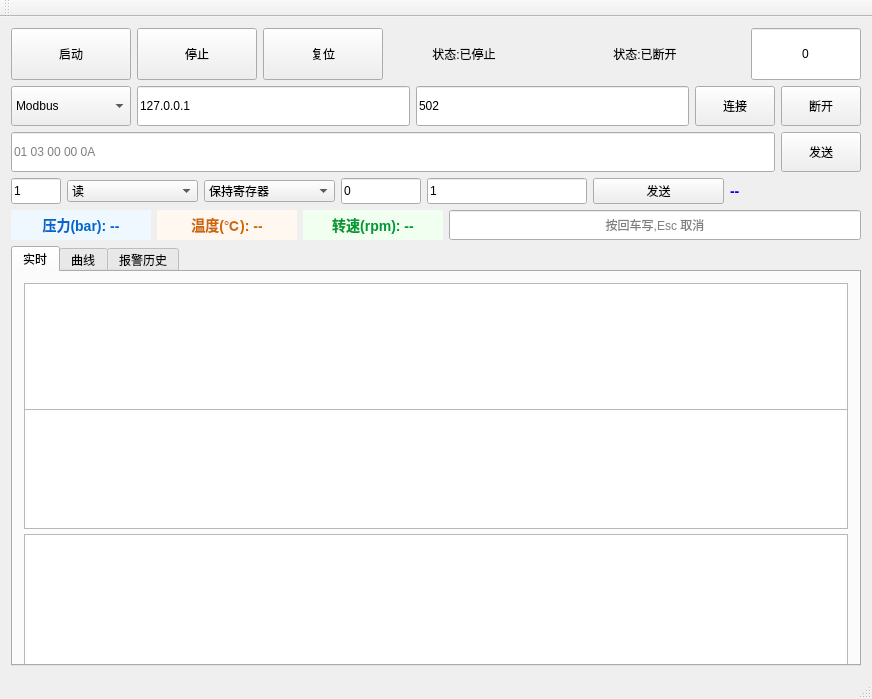
First picture: the form in hmi/hmi.ui, repository WQian886/HMI, before the edit.
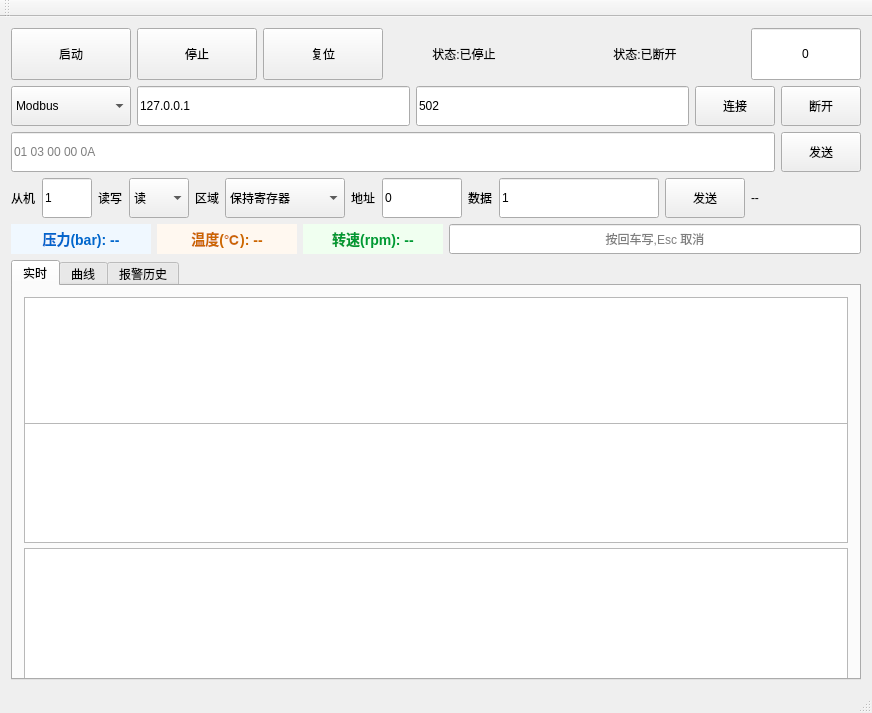
Second picture: the form after the edit.

Commit message: fix(ui): Modbus 调试行对齐 —— 一行七种高度是"看着拼凑"的全部原因

What changed in the file:
```diff
--- a/hmi/hmi.ui
+++ b/hmi/hmi.ui
@@ -222,42 +222,91 @@
     <item>
      <!-- 2026-07-07 重设计:阶段 2 第 4 练 — 通用 Modbus 发送面板 -->
      <layout class="QHBoxLayout" name="modbusLayout">
+      <item>
+       <widget class="QLabel" name="modbusSlaveLabel">
+        <property name="objectName"><string>fieldLabel</string></property>
+        <property name="text"><string>从机</string></property>
+       </widget>
+      </item>
       <item>
        <widget class="QLineEdit" name="modbusSlaveEdit">
         <property name="text"><string>1</string></property>
-        <property name="placeholderText"><string>从机</string></property>
+        <property name="placeholderText"><string>1-255</string></property>
+        <property name="minimumSize">
+         <size><width>50</width><height>40</height></size>
+        </property>
         <property name="maximumSize">
          <size><width>50</width><height>40</height></size>
         </property>
        </widget>
       </item>
+      <item>
+       <widget class="QLabel" name="modbusRwLabel">
+        <property name="objectName"><string>fieldLabel</string></property>
+        <property name="text"><string>读写</string></property>
+       </widget>
+      </item>
       <item>
        <widget class="QComboBox" name="modbusRwCombo">
+        <property name="minimumSize">
+         <size><width>60</width><height>40</height></size>
+        </property>
         <item><property name="text"><string>读</string></property></item>
         <item><property name="text"><string>写</string></property></item>
        </widget>
       </item>
+      <item>
+       <widget class="QLabel" name="modbusTypeLabel">
+        <property name="objectName"><string>fieldLabel</string></property>
+        <property name="text"><string>区域</string></property>
+       </widget>
+      </item>
       <item>
        <widget class="QComboBox" name="modbusTypeCombo">
+        <property name="minimumSize">
+         <size><width>120</width><height>40</height></size>
+        </property>
         <item><property name="text"><string>保持寄存器</string></property></item>
         <item><property name="text"><string>输入寄存器</string></property></item>
         <item><property name="text"><string>线圈</string></property></item>
         <item><property name="text"><string>离散输入</string></property></item>
        </widget>
       </item>
+      <item>
+       <widget class="QLabel" name="modbusAddrLabel">
+        <property name="objectName"><string>fieldLabel</string></property>
+        <property name="text"><string>地址</string></property>
+       </widget>
+      </item>
       <item>
        <widget class="QLineEdit" name="modbusAddrEdit">
         <property name="text"><string>0</string></property>
-        <property name="placeholderText"><string>地址</string></property>
+        <property name="placeholderText"><string>寄存器号</string></property>
+        <property name="minimumSize">
+         <size><width>80</width><height>40</height></size>
+        </property>
         <property name="maximumSize">
          <size><width>80</width><height>40</height></size>
         </property>
        </widget>
       </item>
+      <item>
+       <widget class="QLabel" name="modbusDataLabel">
+        <property name="objectName"><string>fieldLabel</string></property>
+        <property name="text"><string>数据</string></property>
+       </widget>
+      </item>
       <item>
        <widget class="QLineEdit" name="modbusDataEdit">
         <property name="text"><string>1</string></property>
-        <property name="placeholderText"><string>读:数量 / 写:1,2,3(逗号分隔,0x 前缀)</string></property>
+        <property name="placeholderText"><string>数量 / 值</string></property>
+        <!-- ★ 格式说明搬进 tooltip:placeholder 只有在框空的时候才看得见,
+               而这一栏【永远】有值(默认 1),所以放那儿等于没写。 -->
+        <property name="toolTip"><string>读:这里是数量(1-125)
+写:这里是值,逗号分隔,支持 0x 前缀(如 1, 2, 0xFF)</string></property>
+        <property name="minimumSize">
+         <size><width>160</width><height>40</height></size>
+        </property>
         <property name="maximumSize">
          <size><width>160</width><height>40</height></size>
         </property>
@@ -267,14 +316,20 @@
       <item>
        <widget class="QPushButton" name="modbusSendButton">
         <property name="text"><string>发送</string></property>
+        <!-- ★ 和上面 tcpSendLayout 里的 sendButton 同尺寸(80x40)——
+             同一个折叠面板里两个同名按钮长得不一样,是最扎眼的一处不一致。 -->
+        <property name="minimumSize">
+         <size><width>80</width><height>40</height></size>
+        </property>
        </widget>
       </item>
       <item>
        <widget class="QLabel" name="modbusResultLabel">
         <property name="text"><string>--</string></property>
-        <property name="styleSheet">
-         <string>color: blue; font-size: 14px; font-weight: bold;</string>
+        <property name="minimumSize">
+         <size><width>110</width><height>40</height></size>
         </property>
+        <property name="alignment"><set>Qt::AlignmentFlag::AlignLeading|Qt::AlignmentFlag::AlignVCenter</set></property>
        </widget>
       </item>
      </layout>
```
Left out of the diff: 40 changed lines with no effect on the pictures. The commit also changes 4 other files.
